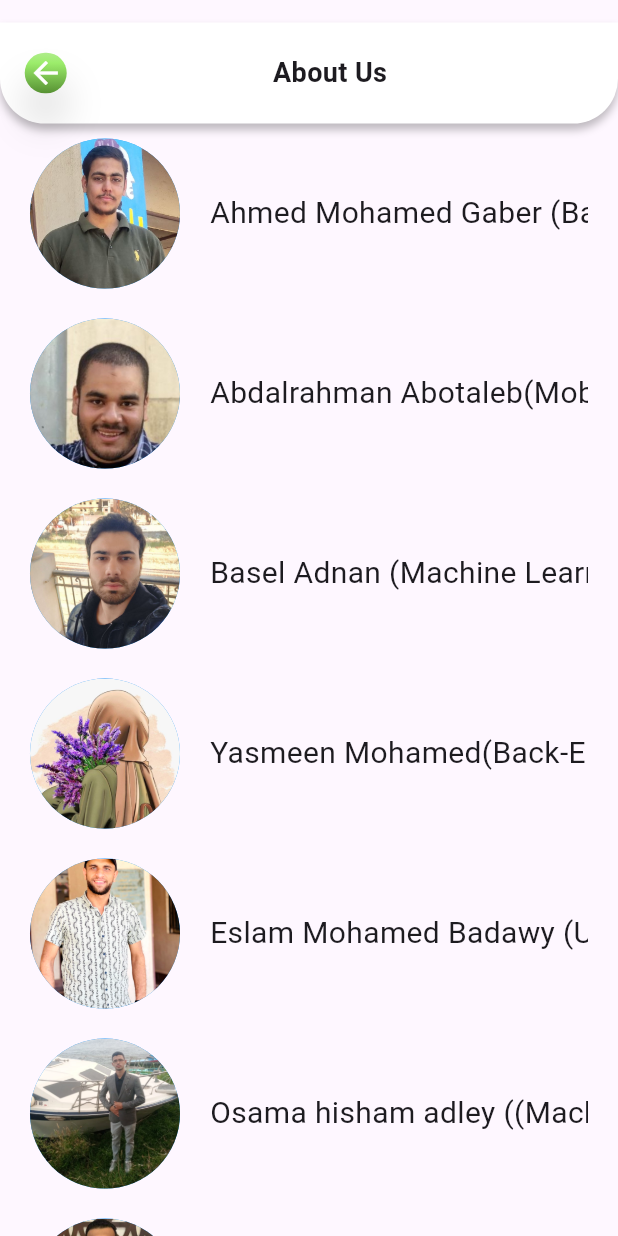
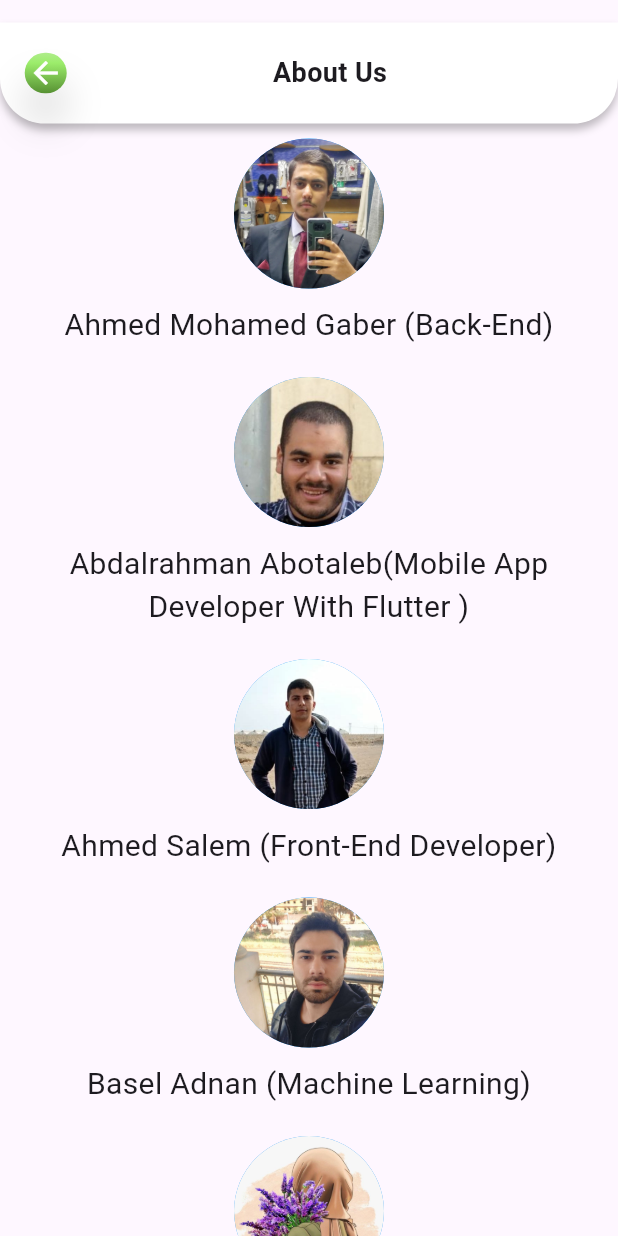
Before and after one commit to AbdalrahmanAbotaleb/MyGraduationProject, a Flutter app: the AboutUs screen opened directly, on a phone screen of 412 x 824 dp. Run offline on Flutter 3.47's test engine with Material 3 defaults, Android fonts, the phone set to English and light mode, and no system bars; our stand-ins replace animate_do, carousel_slider, connectivity_plus, file_picker, flutter_local_notifications, get and 7 more; missing offline and left inert: flutter_tflite; accounts and stored records are empty; project files that could hold a hidden picture were left out.

Commit message:
make updates

```diff
--- a/lib/src/features/newsField/presentation/controllers/news_controller.dart
+++ b/lib/src/features/newsField/presentation/controllers/news_controller.dart
@@ -1,9 +1,7 @@
 import 'dart:convert';
-
 import 'package:connectivity_plus/connectivity_plus.dart';
 import 'package:get/get.dart';
 import 'package:http/http.dart' as http;
-
 import 'package:mylast2gproject/src/core/services/NetworkData.dart';
 import 'package:mylast2gproject/src/features/newsField/data/models/NewsModel.dart';
 
--- a/lib/src/features/settingpage/presentation/pages/about_us_page.dart
+++ b/lib/src/features/settingpage/presentation/pages/about_us_page.dart
@@ -11,8 +11,8 @@ class AboutUs extends StatelessWidget {
     double height = MediaQuery.of(context).size.height;
     double width = MediaQuery.of(context).size.width;
     return Scaffold(
-      appBar:PreferredSize(
-          preferredSize: Size.fromHeight(height *0.1),
+      appBar: PreferredSize(
+        preferredSize: Size.fromHeight(height * 0.1),
         child: AppBar(
           automaticallyImplyLeading: false,
           backgroundColor: Colors.transparent,
@@ -44,45 +44,37 @@ class AboutUs extends StatelessWidget {
                     child: Column(
                       children: [
                         UserRow(
-                          imageUrl:
-                              "assets/images/ahmed.jpeg",
-                          userName:
-                              "Ahmed Mohamed Gaber (Back-End)",
+                          imageUrl: "assets/images/gaber.jpeg",
+                          userName: "Ahmed Mohamed Gaber (Back-End)",
                         ),
                         UserRow(
-                          imageUrl:
-                              "assets/images/abdo5.jpeg",
-                          userName: "Abdalrahman Abotaleb(Mobile App Developer With Flutter )",
+                          imageUrl: "assets/images/abdo5.jpeg",
+                          userName:
+                              "Abdalrahman Abotaleb(Mobile App Developer With Flutter )",
                         ),
                         UserRow(
-                          imageUrl:
-                              "assets/images/basel.jpeg",
+                          imageUrl: "assets/images/Salem.jpeg",
+                          userName: "Ahmed Salem (Front-End Developer)",
+                        ),
+                        UserRow(
+                          imageUrl: "assets/images/basel.jpeg",
                           userName: "Basel Adnan (Machine Learning)",
                         ),
                         UserRow(
-                          imageUrl:
-                              "assets/images/yasmeen.jpeg",
+                          imageUrl: "assets/images/yasmeen.jpeg",
                           userName: "Yasmeen Mohamed(Back-End)",
                         ),
                         UserRow(
-                          imageUrl:
-                              "assets/images/Eslam.jpeg",
+                          imageUrl: "assets/images/Eslam.jpeg",
                           userName: "Eslam Mohamed Badawy (Ux ui designer)",
                         ),
                         UserRow(
-                          imageUrl:
-                              "assets/images/osama.jpeg",
+                          imageUrl: "assets/images/osama.jpeg",
                           userName: "Osama hisham adley ((Machine learning )",
                         ),
                         UserRow(
-                          imageUrl:
-                              "assets/images/zezo.jpeg",
+                          imageUrl: "assets/images/zezo.jpeg",
                           userName: "Zezo (Front-End Developer)",
-                        ),
-                         UserRow(
-                          imageUrl:
-                              "assets/images/salem.jpg",
-                          userName: "Ahmed Salem (Front-End Developer)",
                         ),
                       ],
                     ),
@@ -107,22 +99,18 @@ class UserRow extends StatelessWidget {
   Widget build(BuildContext context) {
     return Padding(
       padding: const EdgeInsets.symmetric(vertical: 10, horizontal: 20),
-      child: Row(
+      child: Column(
         children: [
           CircleAvatar(
             backgroundImage: AssetImage(imageUrl),
             radius: 50,
             backgroundColor: Colors.blue,
           ),
-          SizedBox(width: 20),
-          Expanded(
-            child: SingleChildScrollView(
-              scrollDirection: Axis.horizontal,
-              child: Text(
+          SizedBox(height: 10),
+          Text(
             userName,
+            textAlign: TextAlign.center,
             style: TextStyle(fontWeight: FontWeight.w400, fontSize: 20),
-              ),
-            ),
           ),
         ],
       ),
```
Also changed, not shown: lib/src/features/newsField/presentation/pages/News.dart (+14 -28 lines), assets/images/Salem.jpeg (added), assets/images/gaber.jpeg (added). Lines whose indentation alone changed are shown as unchanged.
